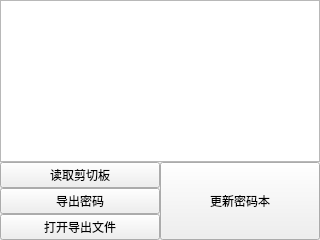
PPJUST/OnlyUnzip, file components/page_password/res/page_password.ui: the form before one commit.
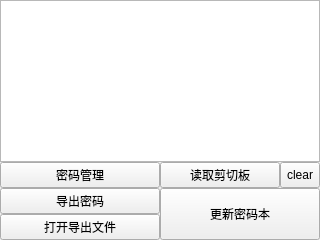
The form after the commit.

Commit message: 优化密码组件

Patch:
```diff
--- a/components/page_password/res/page_password.ui
+++ b/components/page_password/res/page_password.ui
@@ -33,13 +33,13 @@
     <widget class="QPlainTextEdit" name="plainTextEdit_password"/>
    </item>
    <item>
-    <layout class="QHBoxLayout" name="horizontalLayout">
+    <layout class="QHBoxLayout" name="horizontalLayout" stretch="1,1">
      <item>
       <layout class="QVBoxLayout" name="verticalLayout">
        <item>
-        <widget class="QPushButton" name="pushButton_clipboard">
+        <widget class="QPushButton" name="pushButton_password_details">
          <property name="text">
-          <string>读取剪切板</string>
+          <string>密码管理</string>
          </property>
         </widget>
        </item>
@@ -60,6 +60,35 @@
       </layout>
      </item>
      <item>
+      <layout class="QVBoxLayout" name="verticalLayout_3" stretch="0,1">
+       <item>
+        <layout class="QHBoxLayout" name="horizontalLayout_2" stretch="1,0">
+         <property name="spacing">
+          <number>0</number>
+         </property>
+         <item>
+          <widget class="QPushButton" name="pushButton_clipboard">
+           <property name="text">
+            <string>读取剪切板</string>
+           </property>
+          </widget>
+         </item>
+         <item>
+          <widget class="QToolButton" name="toolButton_clear">
+           <property name="sizePolicy">
+            <sizepolicy hsizetype="Preferred" vsizetype="Expanding">
+             <horstretch>0</horstretch>
+             <verstretch>0</verstretch>
+            </sizepolicy>
+           </property>
+           <property name="text">
+            <string>clear</string>
+           </property>
+          </widget>
+         </item>
+        </layout>
+       </item>
+       <item>
       <widget class="QPushButton" name="pushButton_update">
        <property name="sizePolicy">
         <sizepolicy hsizetype="Preferred" vsizetype="Preferred">
@@ -71,6 +100,8 @@
         <string>更新密码本</string>
        </property>
       </widget>
+       </item>
+      </layout>
      </item>
     </layout>
    </item>
```
Lines whose indentation alone changed are shown as unchanged. The commit also changes 2 other files.
